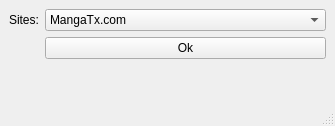
Qt form ui/setting.ui (mjbn/comicDl) before a commit.
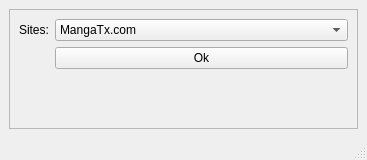
The same form after that commit.

Commit message: replacing combo box with line edit

Diff of the .ui file:
```diff
--- a/ui/setting.ui
+++ b/ui/setting.ui
@@ -6,15 +6,30 @@
    <rect>
     <x>0</x>
     <y>0</y>
-    <width>335</width>
-    <height>126</height>
+    <width>367</width>
+    <height>160</height>
    </rect>
   </property>
   <property name="windowTitle">
    <string>MainWindow</string>
   </property>
   <widget class="QWidget" name="centralwidget">
-   <layout class="QFormLayout" name="formLayout_2">
+   <layout class="QVBoxLayout" name="verticalLayout">
+    <item>
+     <widget class="QScrollArea" name="scrollArea">
+      <property name="widgetResizable">
+       <bool>true</bool>
+      </property>
+      <widget class="QWidget" name="scrollAreaWidgetContents">
+       <property name="geometry">
+        <rect>
+         <x>0</x>
+         <y>0</y>
+         <width>343</width>
+         <height>90</height>
+        </rect>
+       </property>
+       <layout class="QFormLayout" name="formLayout">
     <item row="0" column="0">
      <widget class="QLabel" name="label">
       <property name="text">
@@ -45,6 +60,10 @@
     </item>
    </layout>
   </widget>
+     </widget>
+    </item>
+   </layout>
+  </widget>
   <widget class="QMenuBar" name="menubar">
    <property name="geometry">
     <rect>
```
Left out of the diff: 7 changed lines with no effect on the pictures. Lines whose indentation alone changed are shown as unchanged. The commit also changes 5 other files.
